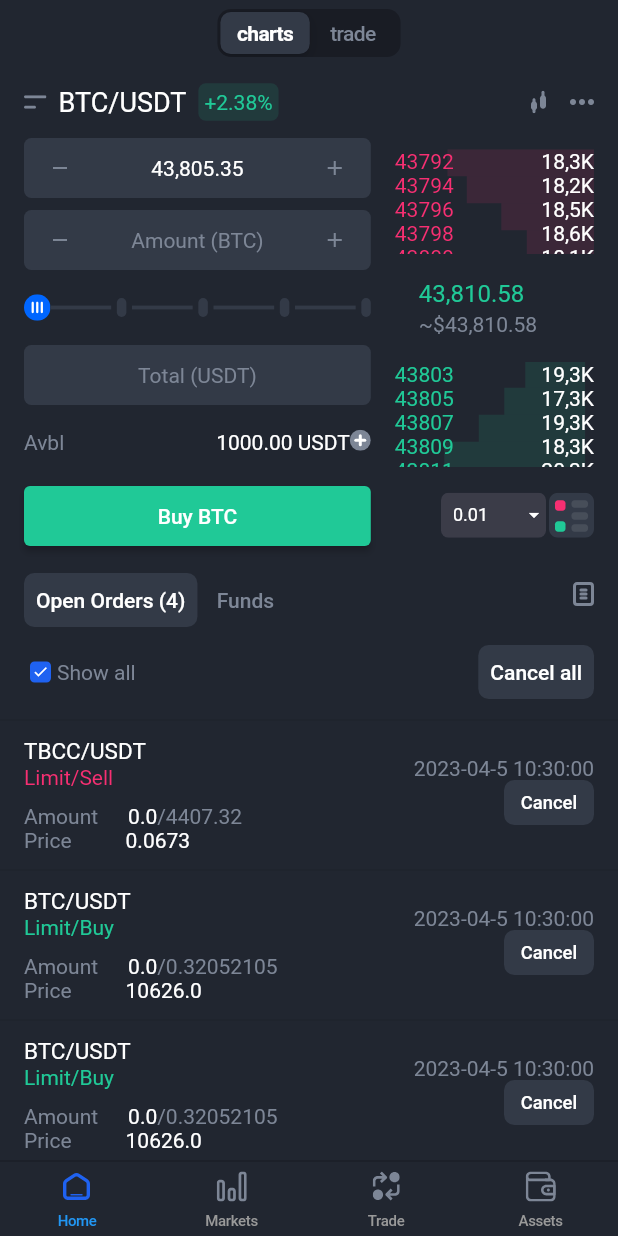
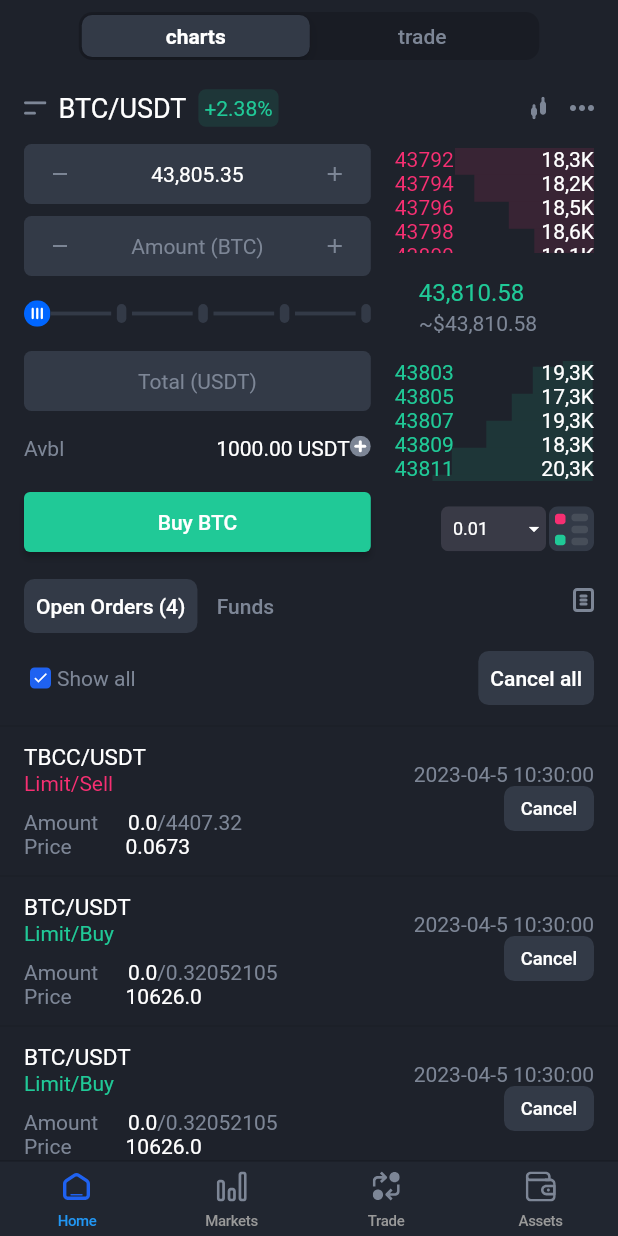
Before and after one commit to drygbezdrug/test_trading_screen, a Flutter app: the screen it shows after launch, on a phone screen of 412 x 824 dp. Run offline on Flutter 3.47's test engine with Material 2 defaults, Android fonts, the phone set to English and light mode, and no system bars; our stand-ins replace flutter_svg; generated files the repository leaves out were written again; Roboto replaces fonts that are missing (GothicA1).

Commit message:
minor fixes

```diff
--- a/lib/views/chart_screen/chart_screen.dart
+++ b/lib/views/chart_screen/chart_screen.dart
@@ -17,11 +17,11 @@ class ChartScreen extends StatelessWidget {
   @override
   Widget build(BuildContext context) {
     return TabBarWidget(
-      child: SegmentedControlWidget(
       child: SafeArea(
         child: SingleChildScrollView(
           child: Column(
             children: [
+              SegmentedControlWidget(),
               Padding(
                 padding: const EdgeInsets.only(left: 16.0),
                 child: Row(
@@ -171,14 +171,12 @@ class ChartScreen extends StatelessWidget {
                           height: 15,
                         ),
                         Padding(
-                            padding:
-                                const EdgeInsets.only(left: 16, right: 16.0),
+                          padding: const EdgeInsets.only(left: 16, right: 16.0),
                           child: Row(
                             mainAxisAlignment: MainAxisAlignment.end,
                             crossAxisAlignment: CrossAxisAlignment.center,
                             children: [
-                                const Flexible(
-                                    flex: 1, child: DropDownWidget()),
+                              const Flexible(flex: 1, child: DropDownWidget()),
                               SvgPicture.asset(Assets.images.tableSort.path),
                             ],
                           ),
@@ -271,7 +269,6 @@ class ChartScreen extends StatelessWidget {
           ),
         ),
       ),
-      ),
     );
   }
 }
--- a/lib/views/chart_screen/widgets/stock_value_widget.dart
+++ b/lib/views/chart_screen/widgets/stock_value_widget.dart
@@ -17,7 +17,7 @@ class StockValue extends StatelessWidget {
             child: Stack(
               children: [
                 Positioned(
-                    left: 35,
+                    left: 40,
                     child: SvgPicture.asset(Assets.images.ladderRed.path)),
                 ListView.builder(
                   shrinkWrap: false,
@@ -56,12 +56,12 @@ class StockValue extends StatelessWidget {
             ),
           ),
           SizedBox(
-            height: 70,
+            height: 80,
             child: Stack(
               alignment: Alignment.centerRight,
               children: [
                 Positioned(
-                    left: 20,
+                    left: 25,
                     child: SvgPicture.asset(Assets.images.ladderGreen.path)),
                 ListView.builder(
                   shrinkWrap: false,
--- a/lib/widgets/dropdown_widget.dart
+++ b/lib/widgets/dropdown_widget.dart
@@ -32,7 +32,7 @@ class _DropDownWidgetState extends State<DropDownWidget> {
               const BoxDecoration(color: Color.fromARGB(119, 88, 85, 100)),
           child: DropdownButtonHideUnderline(
             child: DropdownButton(
-              isExpanded: false,
+              isExpanded: true,
               iconSize: 16,
               dropdownColor: CryptoTheme.deepGrey,
               iconEnabledColor: CryptoTheme.white,
--- a/lib/widgets/segmented_control_widget.dart
+++ b/lib/widgets/segmented_control_widget.dart
@@ -1,13 +1,14 @@
 // ignore_for_file: public_member_api_docs, sort_constructors_first
 import 'package:flutter/cupertino.dart';
-
 import 'package:flutter_application_1/theme.dart';
 
 enum Tabs { charts, trade }
 
 class SegmentedControlWidget extends StatefulWidget {
-  const SegmentedControlWidget({super.key, required this.child});
-  final Widget child;
+  const SegmentedControlWidget({
+    super.key,
+  });
+
   @override
   State<SegmentedControlWidget> createState() => _SegmentedControlWidgetState();
 }
@@ -17,15 +18,15 @@ Tabs _selectedSegment = Tabs.charts;
 class _SegmentedControlWidgetState extends State<SegmentedControlWidget> {
   @override
   Widget build(BuildContext context) {
-    return CupertinoPageScaffold(
-      backgroundColor: CryptoTheme.darkGrey,
-      navigationBar: CupertinoNavigationBar(
-        backgroundColor: CryptoTheme.darkGrey,
-        middle: CupertinoSlidingSegmentedControl<Tabs>(
+    return Padding(
+      padding: const EdgeInsets.all(8.0),
+      child: CupertinoSlidingSegmentedControl<Tabs>(
         thumbColor: CryptoTheme.deepGrey,
         backgroundColor: CryptoTheme.deepDarkGrey,
         children: <Tabs, Widget>{
-            Tabs.charts: Text(
+          Tabs.charts: SizedBox(
+            width: 130,
+            child: Text(
               Tabs.charts.name,
               textAlign: TextAlign.center,
               style: TextStyle(
@@ -33,6 +34,7 @@ class _SegmentedControlWidgetState extends State<SegmentedControlWidget> {
                       ? CryptoTheme.white
                       : CryptoTheme.grey,
                   fontSize: 14),
+            ),
           ),
           Tabs.trade: Text(
             Tabs.trade.name,
@@ -55,8 +57,6 @@ class _SegmentedControlWidgetState extends State<SegmentedControlWidget> {
           }
         },
       ),
-      ),
-      child: widget.child,
     );
   }
 }
```
Lines whose indentation alone changed are shown as unchanged.
